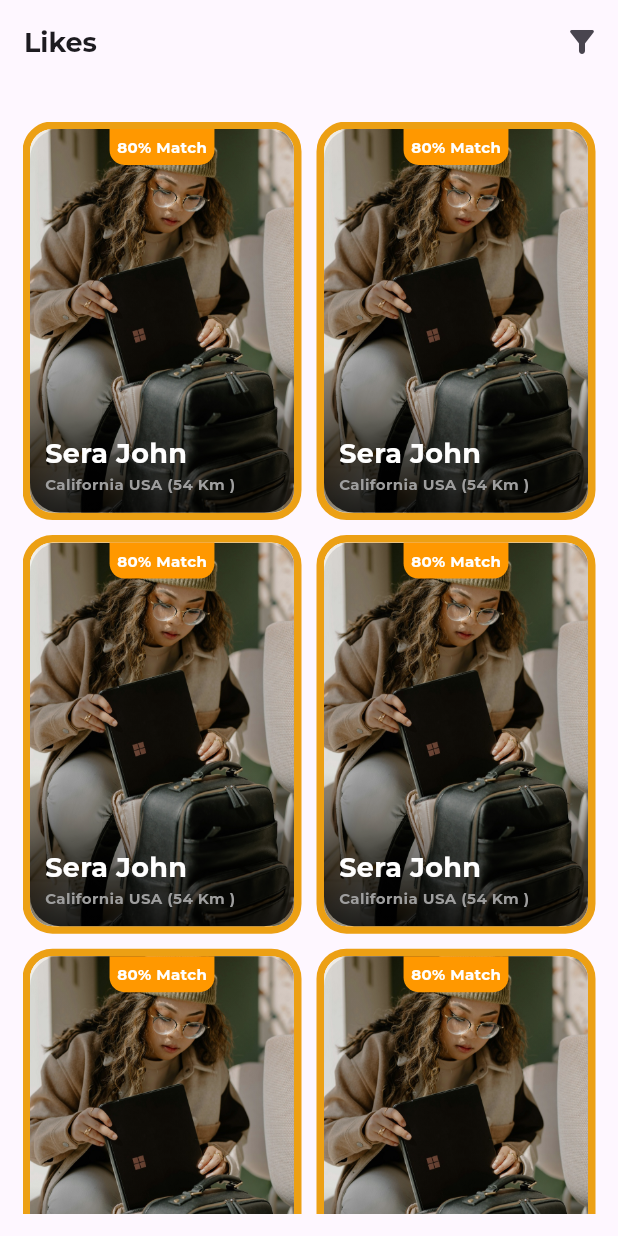
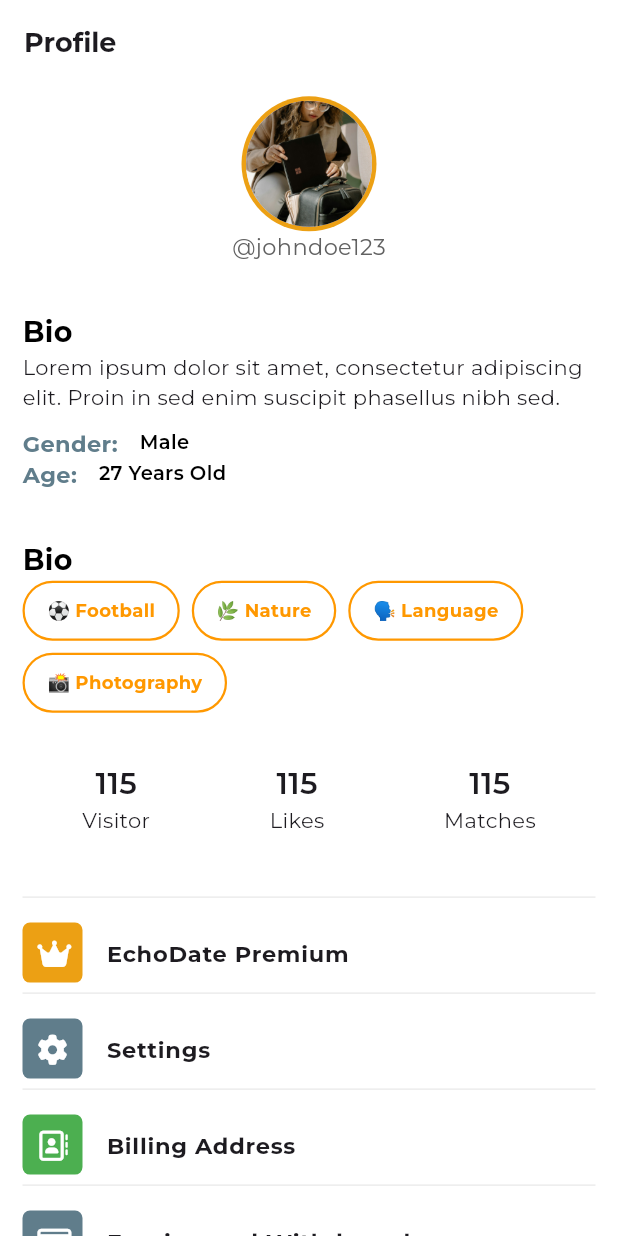
Before and after one commit to Christentimmy/Echodate, a Flutter app: the screen it shows after launch, on a phone screen of 412 x 824 dp. Run offline on Flutter 3.47's test engine with Material 3 defaults, Android fonts, the light colour scheme and no system bars; our stand-ins replace flutter_card_swiper, font_awesome_flutter, get, google_fonts, pinput, smooth_page_indicator; missing offline and left inert: custom_sliding_segmented_control.

Commit message:
profile screen

```diff
--- a/lib/app/modules/home/widgets/home_widgets.dart
+++ b/lib/app/modules/home/widgets/home_widgets.dart
@@ -365,15 +365,15 @@ class TinderCardDetails extends StatelessWidget {
                     ),
                   ),
                   const SizedBox(height: 10),
-                  _buildBasicInfoTile(
+                  buildBasicInfoTile(
                     leading: "Gender: ",
                     title: "Male",
                   ),
-                  _buildBasicInfoTile(
+                  buildBasicInfoTile(
                     leading: "Age: ",
                     title: "27 Years Old",
                   ),
-                  _buildBasicInfoTile(
+                  buildBasicInfoTile(
                     leading: "Interests: ",
                     title: "Football, Clubbing, Swimming, Cooking",
                   ),
@@ -413,8 +413,9 @@ class TinderCardDetails extends StatelessWidget {
       ),
     );
   }
+}
 
-  Widget _buildBasicInfoTile({
+Widget buildBasicInfoTile({
   required String title,
   required String leading,
 }) {
@@ -443,7 +444,6 @@ class TinderCardDetails extends StatelessWidget {
       ),
     ],
   );
-  }
 }
 
 class StoryCard extends StatelessWidget {
--- /dev/null
+++ b/lib/app/modules/profile/views/profile_screen.dart
@@ -0,0 +1,240 @@
+import 'package:echodate/app/modules/Interest/widgets/interest_widgets.dart';
+import 'package:echodate/app/modules/home/widgets/home_widgets.dart';
+import 'package:echodate/app/resources/colors.dart';
+import 'package:flutter/material.dart';
+import 'package:font_awesome_flutter/font_awesome_flutter.dart';
+import 'package:get/get.dart';
+
+class ProfileScreen extends StatelessWidget {
+  ProfileScreen({super.key});
+
+  final List<Map<String, String>> interests = [
+    {"emoji": "⚽", "label": "Football"},
+    {"emoji": "🌿", "label": "Nature"},
+    {"emoji": "🗣️", "label": "Language"},
+    {"emoji": "📸", "label": "Photography"},
+  ];
+
+  @override
+  Widget build(BuildContext context) {
+    return Scaffold(
+      backgroundColor: Colors.white,
+      appBar: AppBar(
+        backgroundColor: Colors.white,
+        title: const Text(
+          "Profile",
+          style: TextStyle(
+            fontWeight: FontWeight.bold,
+            fontSize: 18,
+          ),
+        ),
+      ),
+      body: SafeArea(
+        child: SingleChildScrollView(
+          child: Padding(
+            padding: const EdgeInsets.symmetric(horizontal: 15),
+            child: Column(
+              crossAxisAlignment: CrossAxisAlignment.start,
+              children: [
+                SizedBox(height: Get.height * 0.01),
+                Center(
+                  child: CircleAvatar(
+                    backgroundColor: AppColors.primaryColor,
+                    radius: 45,
+                    child: const CircleAvatar(
+                      radius: 42,
+                      backgroundImage: AssetImage("assets/images/pp.jpg"),
+                    ),
+                  ),
+                ),
+                Center(
+                  child: Text(
+                    "@johndoe123",
+                    style: TextStyle(
+                      fontSize: 15,
+                      color: Colors.grey.shade700,
+                    ),
+                  ),
+                ),
+                SizedBox(height: Get.height * 0.04),
+                const Text(
+                  "Bio",
+                  style: TextStyle(
+                    fontSize: 19,
+                    fontWeight: FontWeight.bold,
+                    color: Colors.black,
+                  ),
+                ),
+                const Text(
+                  "Lorem ipsum dolor sit amet, consectetur adipiscing elit. Proin in sed enim suscipit phasellus nibh sed. ",
+                ),
+                const SizedBox(height: 10),
+                buildBasicInfoTile(
+                  leading: "Gender: ",
+                  title: "Male",
+                ),
+                buildBasicInfoTile(
+                  leading: "Age: ",
+                  title: "27 Years Old",
+                ),
+                SizedBox(height: Get.height * 0.04),
+                const Text(
+                  "Bio",
+                  style: TextStyle(
+                    fontSize: 19,
+                    fontWeight: FontWeight.bold,
+                    color: Colors.black,
+                  ),
+                ),
+                Wrap(
+                  spacing: 8,
+                  runSpacing: 8,
+                  children: interests.map((interest) {
+                    return buildSelectiveCards(
+                      interest: interest,
+                      isSelected: false,
+                      onTap: () {},
+                    );
+                  }).toList(),
+                ),
+                SizedBox(height: Get.height * 0.04),
+                const Row(
+                  mainAxisAlignment: MainAxisAlignment.spaceAround,
+                  children: [
+                    Column(
+                      children: [
+                        Text(
+                          "115",
+                          style: TextStyle(
+                            fontSize: 20,
+                            fontWeight: FontWeight.w600,
+                          ),
+                        ),
+                        Text("Visitor"),
+                      ],
+                    ),
+                    Column(
+                      children: [
+                        Text(
+                          "115",
+                          style: TextStyle(
+                            fontSize: 20,
+                            fontWeight: FontWeight.w600,
+                          ),
+                        ),
+                        Text("Likes"),
+                      ],
+                    ),
+                    Column(
+                      children: [
+                        Text(
+                          "115",
+                          style: TextStyle(
+                            fontSize: 20,
+                            fontWeight: FontWeight.w600,
+                          ),
+                        ),
+                        Text("Matches"),
+                      ],
+                    ),
+                  ],
+                ),
+                SizedBox(height: Get.height * 0.04),
+                Divider(color: Colors.grey.withOpacity(0.2)),
+                const SizedBox(height: 10),
+                _buildProfileSettingTiles(
+                  title: "EchoDate Premium",
+                  onTap: () {},
+                  bgColor: AppColors.primaryColor,
+                  iconColor: Colors.white,
+                  icon: FontAwesomeIcons.crown,
+                ),
+                Divider(color: Colors.grey.withOpacity(0.2)),
+                const SizedBox(height: 10),
+                _buildProfileSettingTiles(
+                  title: "Settings",
+                  onTap: () {},
+                  bgColor: Colors.blueGrey,
+                  iconColor: Colors.white,
+                  icon: FontAwesomeIcons.gear,
+                ),
+                Divider(color: Colors.grey.withOpacity(0.2)),
+                const SizedBox(height: 10),
+                _buildProfileSettingTiles(
+                  title: "Billing Address",
+                  onTap: () {},
+                  bgColor: Colors.green,
+                  iconColor: Colors.white,
+                  icon: FontAwesomeIcons.addressBook,
+                ),
+                Divider(color: Colors.grey.withOpacity(0.2)),
+                const SizedBox(height: 10),
+                _buildProfileSettingTiles(
+                  title: "Earning and Withdrawal",
+                  onTap: () {},
+                  bgColor: Colors.blueGrey,
+                  iconColor: Colors.white,
+                  icon: FontAwesomeIcons.creditCard,
+                ),
+                Divider(color: Colors.grey.withOpacity(0.2)),
+                const SizedBox(height: 10),
+                _buildProfileSettingTiles(
+                  title: "Echo Coins",
+                  onTap: () {},
+                  bgColor: Colors.deepPurpleAccent,
+                  iconColor: Colors.white,
+                  icon: FontAwesomeIcons.coins,
+                ),
+                Divider(color: Colors.grey.withOpacity(0.2)),
+                const SizedBox(height: 10),
+                _buildProfileSettingTiles(
+                  title: "Sign Out",
+                  onTap: () {},
+                  bgColor: Colors.red,
+                  iconColor: Colors.white,
+                  icon: FontAwesomeIcons.arrowRightFromBracket,
+                ),
+                const SizedBox(height: 20),
+              ],
+            ),
+          ),
+        ),
+      ),
+    );
+  }
+
+  ListTile _buildProfileSettingTiles({
+    required String title,
+    required VoidCallback onTap,
+    required Color bgColor,
+    required Color iconColor,
+    required IconData icon,
+  }) {
+    return ListTile(
+      onTap: onTap,
+      contentPadding: EdgeInsets.zero,
+      minTileHeight: 20,
+      title: Text(
+        title,
+        style: const TextStyle(
+          fontSize: 15,
+          fontWeight: FontWeight.bold,
+        ),
+      ),
+      leading: Container(
+        height: 40,
+        width: 40,
+        alignment: Alignment.center,
+        decoration: BoxDecoration(
+          borderRadius: BorderRadius.circular(5),
+          color: bgColor,
+        ),
+        child: Icon(
+          icon,
+          color: iconColor,
+          size: 20,
+        ),
+      ),
+    );
+  }
+}
--- a/lib/main.dart
+++ b/lib/main.dart
@@ -1,6 +1,4 @@
-import 'package:echodate/app/modules/favourtie/views/favourite_screen.dart';
-import 'package:echodate/app/modules/home/views/home_screen.dart';
-import 'package:echodate/app/modules/live/views/watch_live_screen.dart';
+import 'package:echodate/app/modules/profile/views/profile_screen.dart';
 import 'package:flutter/material.dart';
 import 'package:get/get.dart';
 import 'package:google_fonts/google_fonts.dart';
@@ -19,7 +17,7 @@ class MainApp extends StatelessWidget {
       theme: ThemeData(
         textTheme: GoogleFonts.montserratTextTheme(),
       ),
-      home: FavouriteScreen(),
+      home: ProfileScreen(),
     );
   }
 }
```
Lines whose indentation alone changed are shown as unchanged.
